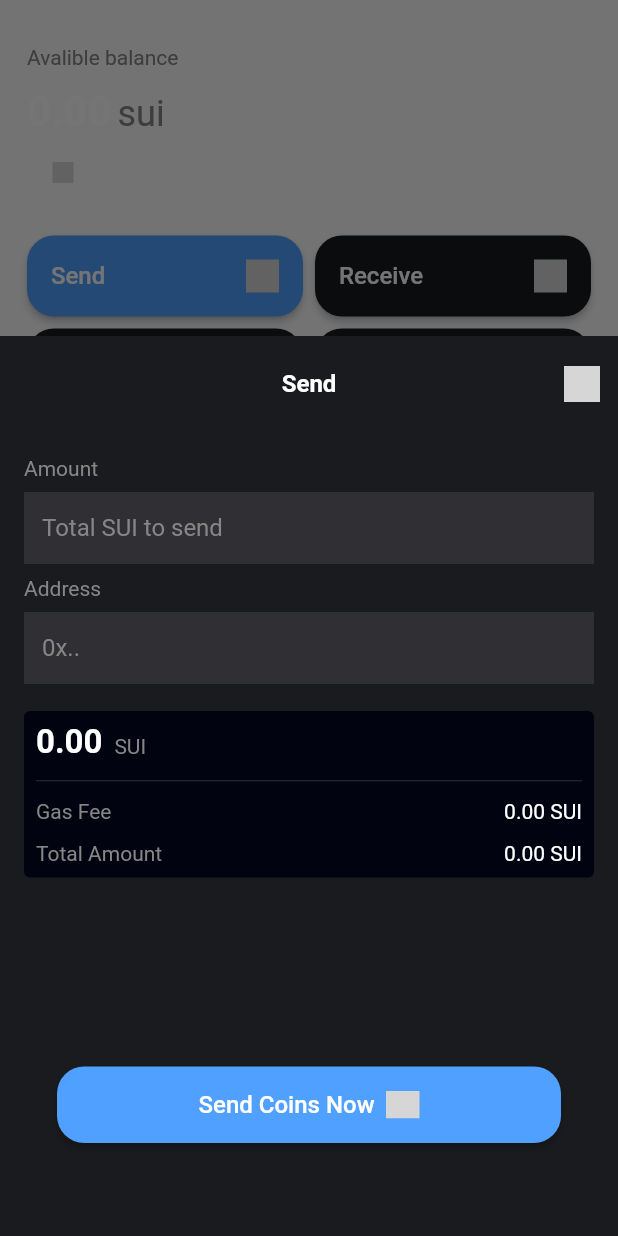
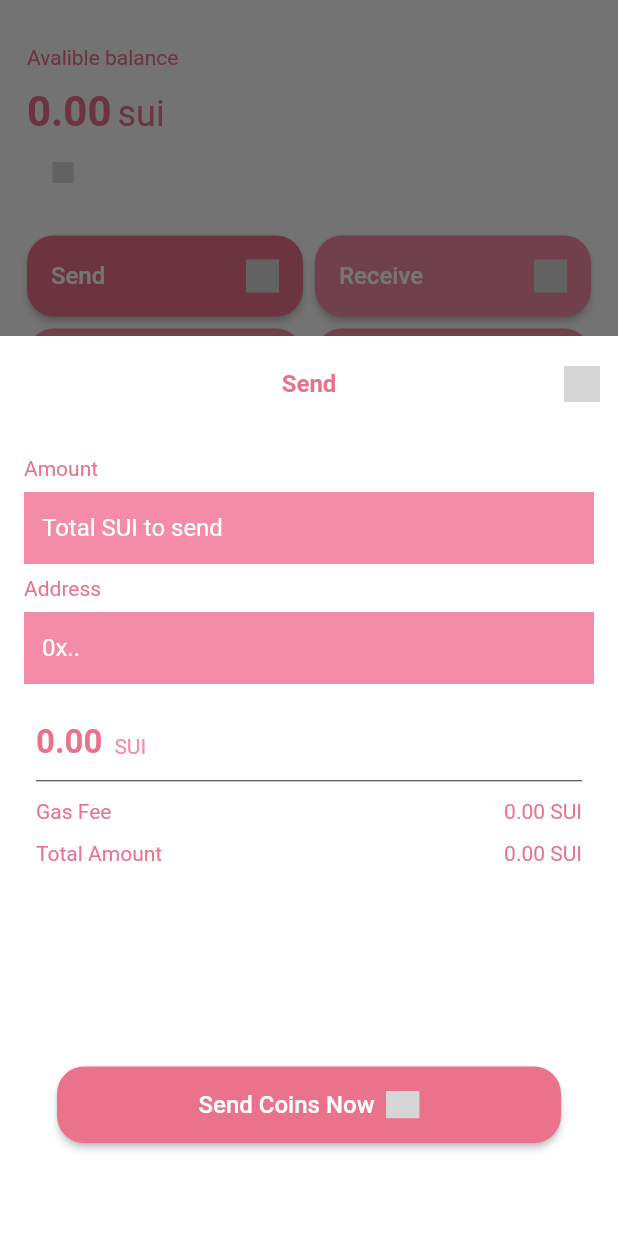
Before and after one commit to sui-love/suilove, a Flutter app: the CoinsPage widget shown alone on an empty page, opened directly, after a tap on "Send", on a phone screen of 412 x 824 dp. Run offline on Flutter 3.47's test engine with Material 2 defaults, Android fonts, the phone set to English and light mode, and no system bars; our stand-ins replace appinio_swiper, awesome_dialog, dio, flutter_easyloading, flutter_secure_storage, flutter_svg and 3 more; missing offline and left inert: bip39, cryptography, ed25519_hd_key, sha3, webviewx; accounts and stored records are empty; grey boxes are pictures that could not be loaded.

Commit message:
feat: Update thme

```diff
--- a/lib/bottom-sheet/send_sheet.dart
+++ b/lib/bottom-sheet/send_sheet.dart
@@ -86,7 +86,7 @@ class _SendSheetState extends State<SendSheet> {
   Widget build(BuildContext context) {
     return Container(
       height: 600,
-      color: theme.primaryColor2,
+      color: theme.backgroundColor1,
       child: Column(
         crossAxisAlignment: CrossAxisAlignment.start,
         children: [
@@ -101,7 +101,7 @@ class _SendSheetState extends State<SendSheet> {
                 textAlign: TextAlign.center,
                 style: TextStyle(
                     fontWeight: FontWeight.bold,
-                    color: theme.textColor1,
+                    color: theme.primaryColor1,
                     fontSize: 16),
               )),
               IconButton(
@@ -120,7 +120,7 @@ class _SendSheetState extends State<SendSheet> {
                 buildColumnGap(8.0),
                 Text(
                   'Amount',
-                  style: TextStyle(color: theme.textColor2),
+                  style: TextStyle(color: theme.primaryColor1),
                 ),
                 buildColumnGap(8.0),
                 TextFormField(
@@ -137,12 +137,12 @@ class _SendSheetState extends State<SendSheet> {
                       filled: true,
                       border: InputBorder.none,
                       hintText: 'Total SUI to send',
-                      hintStyle: TextStyle(color: theme.textColor2)),
+                      hintStyle: TextStyle(color: theme.textColor1)),
                 ),
                 buildColumnGap(8.0),
                 Text(
                   'Address',
-                  style: TextStyle(color: theme.textColor2),
+                  style: TextStyle(color: theme.primaryColor1),
                 ),
                 buildColumnGap(8.0),
                 TextFormField(
@@ -158,7 +158,7 @@ class _SendSheetState extends State<SendSheet> {
                       filled: true,
                       border: InputBorder.none,
                       hintText: '0x..',
-                      hintStyle: TextStyle(color: theme.textColor2)),
+                      hintStyle: TextStyle(color: theme.textColor1)),
                 ),
                 buildColumnGap(18.0),
                 Container(
@@ -176,7 +176,7 @@ class _SendSheetState extends State<SendSheet> {
                             moneyFormat(
                                 int.tryParse(amountController.text) ?? 0),
                             style: TextStyle(
-                                color: theme.textColor1,
+                                color: theme.primaryColor1,
                                 fontWeight: FontWeight.bold,
                                 fontSize: 22),
                           ),
@@ -184,7 +184,7 @@ class _SendSheetState extends State<SendSheet> {
                           Text(
                             'SUI',
                             style: TextStyle(
-                              color: theme.textColor2,
+                              color: theme.primaryColor2,
                             ),
                           ),
                         ],
@@ -201,13 +201,13 @@ class _SendSheetState extends State<SendSheet> {
                           Text(
                             'Gas Fee',
                             style: TextStyle(
-                              color: theme.textColor2,
+                              color: theme.primaryColor1,
                             ),
                           ),
                           Text(
                             '${moneyFormat(sui.gasDefault.value)} SUI',
                             style: TextStyle(
-                              color: theme.textColor1,
+                              color: theme.primaryColor1,
                             ),
                           ),
                         ],
@@ -219,13 +219,13 @@ class _SendSheetState extends State<SendSheet> {
                           Text(
                             'Total Amount',
                             style: TextStyle(
-                              color: theme.textColor2,
+                              color: theme.primaryColor1,
                             ),
                           ),
                           Text(
                             '${moneyFormat((int.tryParse(amountController.text) ?? 0) + sui.gasDefault.value)} SUI',
                             style: TextStyle(
-                              color: theme.textColor1,
+                              color: theme.primaryColor1,
                             ),
                           ),
                         ],
--- a/lib/common/svg.dart
+++ b/lib/common/svg.dart
@@ -1,5 +1,8 @@
 import 'package:flutter/material.dart';
 import 'package:flutter_svg/svg.dart';
+import 'package:suilove/controller/global_theme_controller.dart';
+
+GlobalThemeController theme = GlobalThemeController();
 
 svgLogo({double? height, double? width}) {
   return SvgPicture.asset(
@@ -16,7 +19,7 @@ svgTick({Color? color}) {
     semanticsLabel: 'Tick',
     height: 20,
     width: 20,
-    color: color ?? Colors.white,
+    color: color ?? theme.primaryColor1,
   );
 }
 
@@ -26,7 +29,7 @@ svgBack({Color? color}) {
     semanticsLabel: 'Back',
     height: 25,
     width: 25,
-    color: color ?? Colors.white,
+    color: color ?? theme.primaryColor1,
   );
 }
 
@@ -63,7 +66,7 @@ svgMenu({double? height, double? width, Color? color}) {
     semanticsLabel: 'Menu',
     height: height ?? 26,
     width: width ?? 26,
-    color: color ?? Colors.white,
+    color: color ?? theme.primaryColor1,
   );
 }
 
@@ -73,7 +76,7 @@ svgCoins({double? height, double? width, Color? color}) {
     semanticsLabel: 'Coins',
     height: height ?? 28,
     width: width ?? 28,
-    color: color ?? Colors.white,
+    color: color ?? theme.primaryColor1,
   );
 }
 
@@ -83,7 +86,7 @@ svgNFTs({double? height, double? width, Color? color}) {
     semanticsLabel: 'NFTs',
     height: height ?? 24,
     width: width ?? 24,
-    color: color ?? Colors.white,
+    color: color ?? theme.primaryColor1,
   );
 }
 
@@ -93,7 +96,7 @@ svgApps({double? height, double? width, Color? color}) {
     semanticsLabel: 'Apps',
     height: height ?? 21,
     width: width ?? 21,
-    color: color ?? Colors.white,
+    color: color ?? theme.primaryColor1,
   );
 }
 
@@ -103,7 +106,7 @@ svgActivity({double? height, double? width, Color? color}) {
     semanticsLabel: 'Activity',
     height: height ?? 24,
     width: width ?? 24,
-    color: color ?? Colors.white,
+    color: color ?? theme.primaryColor1,
   );
 }
 
@@ -113,7 +116,7 @@ svgSend({double? height, double? width, Color? color}) {
     semanticsLabel: 'Send',
     height: height ?? 22,
     width: width ?? 22,
-    color: color ?? Colors.white,
+    color: color ?? theme.primaryColor1,
   );
 }
 
@@ -123,7 +126,7 @@ svgReceive({double? height, double? width, Color? color}) {
     semanticsLabel: 'Receive',
     height: height ?? 22,
     width: width ?? 22,
-    color: color ?? Colors.white,
+    color: color ?? theme.primaryColor1,
   );
 }
 
@@ -133,7 +136,7 @@ svgSwap({double? height, double? width, Color? color}) {
     semanticsLabel: 'Swap',
     height: height ?? 24,
     width: width ?? 24,
-    color: color ?? Colors.white,
+    color: color ?? theme.primaryColor1,
   );
 }
 
@@ -143,7 +146,7 @@ svgStack({double? height, double? width, Color? color}) {
     semanticsLabel: 'Stack',
     height: height ?? 24,
     width: width ?? 24,
-    color: color ?? Colors.white,
+    color: color ?? theme.primaryColor1,
   );
 }
 
@@ -153,7 +156,7 @@ svgCopy({double? height, double? width, Color? color}) {
     semanticsLabel: 'Copy',
     height: height ?? 14,
     width: width ?? 14,
-    color: color ?? Colors.white,
+    color: color ?? theme.primaryColor1,
   );
 }
 
@@ -163,7 +166,7 @@ svgTSend({double? height, double? width, Color? color}) {
     semanticsLabel: 'Transaction Send',
     height: height ?? 18,
     width: width ?? 18,
-    color: color ?? Colors.white,
+    color: color ?? theme.primaryColor1,
   );
 }
 
@@ -173,7 +176,7 @@ svgTReceive({double? height, double? width, Color? color}) {
     semanticsLabel: 'Transaction Receive',
     height: height ?? 18,
     width: width ?? 18,
-    color: color ?? Colors.white,
+    color: color ?? theme.primaryColor1,
   );
 }
 
@@ -183,7 +186,7 @@ svgView({double? height, double? width, Color? color}) {
     semanticsLabel: 'View',
     height: height ?? 24,
     width: width ?? 24,
-    color: color ?? Colors.white,
+    color: color ?? theme.primaryColor1,
   );
 }
 
@@ -193,6 +196,6 @@ svgClose({double? height, double? width, Color? color}) {
     semanticsLabel: 'Close',
     height: height ?? 24,
     width: width ?? 24,
-    color: color ?? Colors.white,
+    color: color ?? theme.primaryColor1,
   );
 }
--- a/lib/controller/global_theme_controller.dart
+++ b/lib/controller/global_theme_controller.dart
@@ -2,16 +2,16 @@ import 'package:flutter/material.dart';
 import 'package:get/get_state_manager/src/simple/get_controllers.dart';
 
 class GlobalThemeController extends GetxController {
-  var successColor = const Color.fromARGB(255, 80, 160, 255);
-  var receiveColor = const Color.fromARGB(255, 80, 160, 255);
-  var sendColor = const Color.fromARGB(255, 80, 160, 255);
-  var primaryColor1 = const Color.fromARGB(255, 80, 160, 255);
-  var primaryColor2 = const Color.fromARGB(255, 25, 27, 31);
-  var backgroundColor1 = const Color.fromARGB(255, 1, 3, 17);
+  var successColor = const Color.fromARGB(255, 234, 114, 140);
+  var receiveColor = const Color.fromARGB(255, 234, 114, 140);
+  var sendColor = const Color.fromARGB(255, 234, 114, 140);
+  var primaryColor1 = const Color.fromARGB(255, 234, 114, 140);
+  var primaryColor2 = const Color.fromARGB(255, 244, 140, 167);
+  var backgroundColor1 = const Color.fromARGB(255, 255, 255, 255);
   var textColor1 = const Color.fromARGB(255, 255, 255, 255);
-  var textColor2 = const Color.fromARGB(255, 135, 133, 133);
-  var inputBackgroudColor = const Color.fromARGB(255, 48, 48, 52);
-  var svgColor1 = const Color.fromARGB(255, 255, 255, 255);
+  var textColor2 = const Color.fromARGB(255, 255, 255, 255);
+  var inputBackgroudColor = const Color.fromARGB(255, 244, 140, 167);
+  var svgColor1 = const Color.fromARGB(255, 0, 0, 0);
   var dividerColor = const Color.fromARGB(255, 48, 48, 52);
 
   var pageGap = const EdgeInsets.only(top: 25, bottom: 40, left: 40, right: 40);
--- a/lib/pages/backup_wallet.dart
+++ b/lib/pages/backup_wallet.dart
@@ -59,7 +59,7 @@ class BackupWalletPage extends StatelessWidget {
                         'Backup Recovery Passphrase.',
                         style: TextStyle(
                           fontSize: 16,
-                          color: theme.textColor2,
+                          color: theme.primaryColor1,
                         ),
                       ),
                       buildColumnGap(12.0),
--- a/lib/pages/coins_page.dart
+++ b/lib/pages/coins_page.dart
@@ -23,7 +23,7 @@ class CoinsPage extends StatelessWidget {
           buildColumnGap(12.0),
           Text(
             'Avalible balance',
-            style: TextStyle(color: theme.textColor2),
+            style: TextStyle(color: theme.primaryColor1),
           ),
           buildColumnGap(12.0),
           Row(
@@ -33,14 +33,14 @@ class CoinsPage extends StatelessWidget {
               Obx(() => Text(
                     moneyFormat(sui.primaryCoinBalance.value),
                     style: TextStyle(
-                        color: theme.textColor1,
+                        color: theme.primaryColor1,
                         fontSize: 28,
                         fontWeight: FontWeight.bold),
                   )),
               buildRowGap(4.0),
               Text(
                 'sui',
-                style: TextStyle(color: theme.textColor2, fontSize: 24),
+                style: TextStyle(color: theme.primaryColor1, fontSize: 24),
               )
             ],
           ),
@@ -48,7 +48,7 @@ class CoinsPage extends StatelessWidget {
             children: [
               Obx(() => Text(
                     '${sui.publicAddressFuzzyed}',
-                    style: TextStyle(color: theme.textColor2),
+                    style: TextStyle(color: theme.primaryColor1),
                   )),
               IconButton(
                   onPressed: () {
@@ -80,7 +80,7 @@ class CoinsPage extends StatelessWidget {
                 child: CardButton(
                     theme: theme,
                     text: 'Send',
-                    icon: svgSend(),
+                    icon: svgSend(color: theme.textColor1),
                     backgroundColor:
                         MaterialStateProperty.all(theme.primaryColor1),
                     onPressed: () {
@@ -94,7 +94,7 @@ class CoinsPage extends StatelessWidget {
                 child: CardButton(
                   theme: theme,
                   text: 'Receive',
-                  icon: svgReceive(),
+                  icon: svgReceive(color: theme.textColor1),
                   backgroundColor:
                       MaterialStateProperty.all(theme.primaryColor2),
                 ),
@@ -109,7 +109,7 @@ class CoinsPage extends StatelessWidget {
                 child: CardButton(
                   theme: theme,
                   text: 'Stack & Earn',
-                  icon: svgStack(),
+                  icon: svgStack(color: theme.textColor1),
                   backgroundColor:
                       MaterialStateProperty.all(theme.primaryColor2),
                 ),
@@ -120,7 +120,7 @@ class CoinsPage extends StatelessWidget {
                 child: CardButton(
                   theme: theme,
                   text: 'Swap',
-                  icon: svgSwap(),
+                  icon: svgSwap(color: theme.textColor1),
                   backgroundColor:
                       MaterialStateProperty.all(theme.primaryColor2),
                 ),
@@ -130,7 +130,7 @@ class CoinsPage extends StatelessWidget {
           buildColumnGap(24.0),
           Text(
             'All Assets',
-            style: TextStyle(fontSize: 16, color: theme.textColor1),
+            style: TextStyle(fontSize: 16, color: theme.primaryColor1),
           ),
           buildColumnGap(12.0),
           Expanded(
--- a/lib/pages/create_wallet.dart
+++ b/lib/pages/create_wallet.dart
@@ -58,7 +58,7 @@ class CreateWalletPage extends StatelessWidget {
                         'Creating a wallet generates new recovery passphrase. Using it you can backup and restore your wallet.',
                         style: TextStyle(
                           fontSize: 16,
-                          color: theme.textColor2,
+                          color: theme.primaryColor1,
                         ),
                       ),
                     ],
--- a/lib/pages/import_mnemonic.dart
+++ b/lib/pages/import_mnemonic.dart
@@ -30,7 +30,7 @@ class ImportMnemonic extends StatelessWidget {
                         Text(
                           'mnemonics',
                           style: TextStyle(
-                            color: theme.textColor1,
+                            color: theme.primaryColor1,
                           ),
                         ),
                         Container(
@@ -68,7 +68,7 @@ class ImportMnemonic extends StatelessWidget {
                       left: 80,
                       right: 80,
                     ),
-                    child: Text('下一步'),
+                    child: Text('Done'),
                   ),
                 )
               ],
--- a/lib/pages/landing_page.dart
+++ b/lib/pages/landing_page.dart
@@ -58,7 +58,7 @@ class LandingPage extends StatelessWidget {
                         'Create a new wallet or import your existing wallet by 12-word seed phrase.',
                         style: TextStyle(
                           fontSize: 16,
-                          color: theme.textColor2,
+                          color: theme.primaryColor1,
                         ),
                       ),
                     ],
```
Also changed, not shown: lib/pages/home_page.dart (+17 -7 lines), lib/pages/my_drawer.dart (+6 -29 lines), lib/pages/welcome_page.dart (+5 -4 lines), assets/logo.svg, 3 other files.
